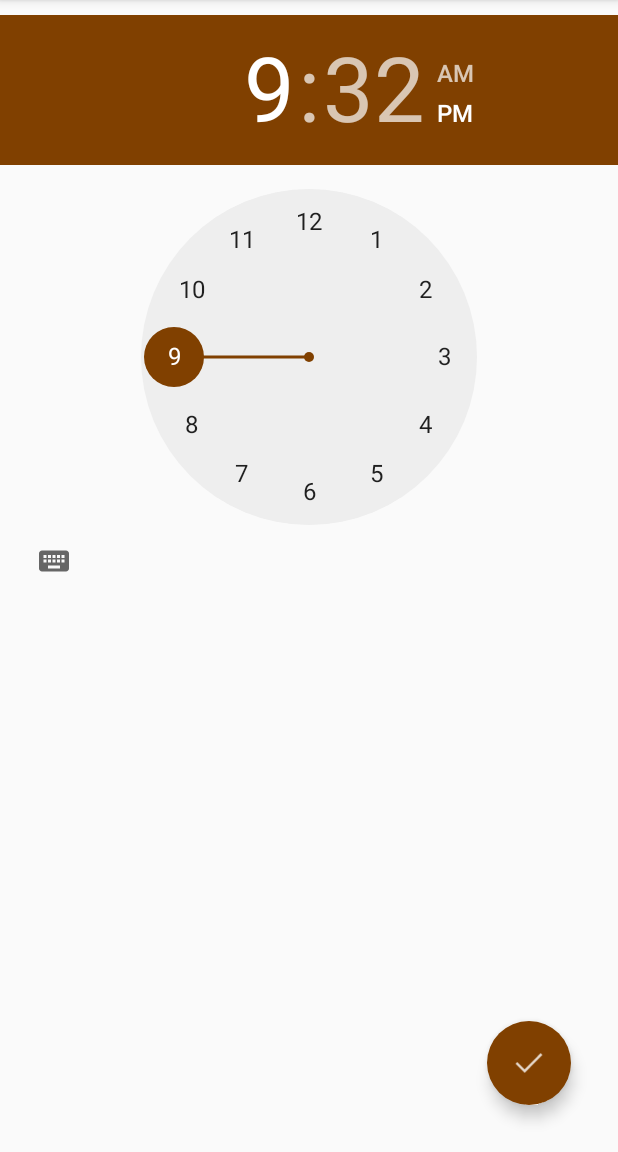
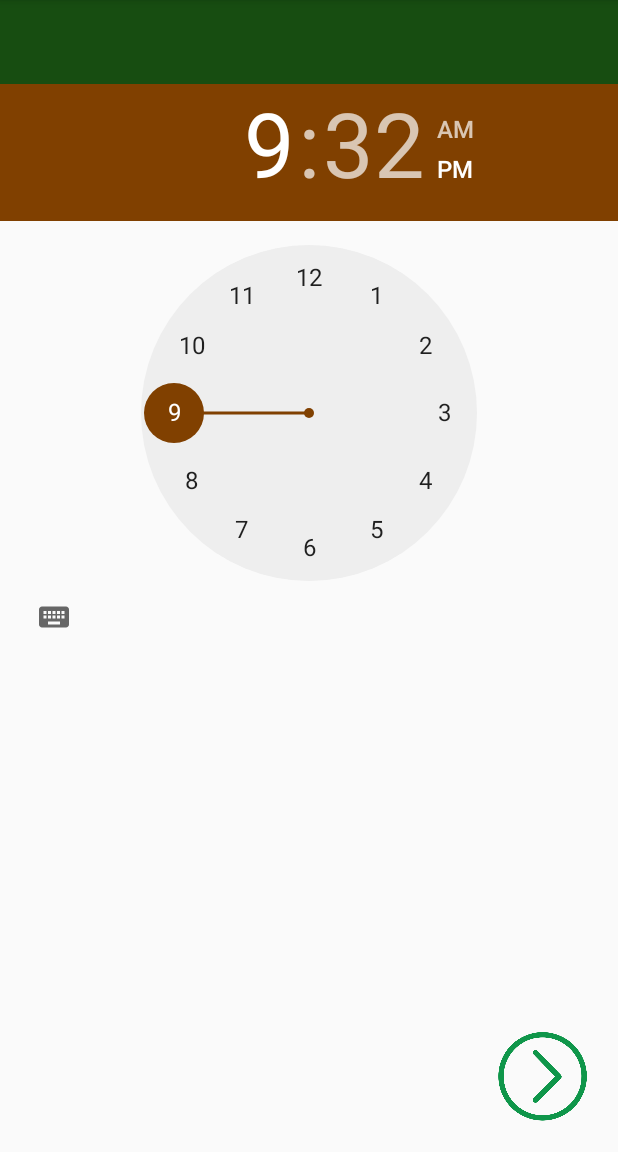
Before and after one commit to JHeredia98/TutoAppStudents, an Android app: the fragment TutorShipTime shown on its own in the app's theme, on a phone screen of 412 x 824 dp, the part 84-1236 px from its top. Run offline under Robolectric (Android 15) with nearby library versions, the light colour scheme and no system bars; our stand-ins replace CircleImageView.

```diff
--- a/app/src/main/java/tutoapp/com/tutoappstudent/ActivityClassRequest.java
+++ b/app/src/main/java/tutoapp/com/tutoappstudent/ActivityClassRequest.java
@@ -37,6 +37,7 @@ import tutoapp.com.tutoappstudent.Class.Materias;
 import tutoapp.com.tutoappstudent.Class.Tema;
 import tutoapp.com.tutoappstudent.Class.Temas;
 import tutoapp.com.tutoappstudent.FragmentsTutorequest.TutorShipSetUp;
+
 
 public class ActivityClassRequest extends AppCompatActivity {
 
--- a/app/src/main/java/tutoapp/com/tutoappstudent/FragmentsTutorequest/TutorShipDate.java
+++ b/app/src/main/java/tutoapp/com/tutoappstudent/FragmentsTutorequest/TutorShipDate.java
@@ -10,6 +10,7 @@ import android.view.LayoutInflater;
 import android.view.View;
 import android.view.ViewGroup;
 
+import de.hdodenhof.circleimageview.CircleImageView;
 import tutoapp.com.tutoappstudent.R;
 
 /**
@@ -64,7 +65,7 @@ public class TutorShipDate extends Fragment {
                              Bundle savedInstanceState) {
         // Inflate the layout for this fragment
         View rootView= inflater.inflate(R.layout.fragment_tutor_ship_date, container, false);
-        FloatingActionButton fabNext=(FloatingActionButton) rootView.findViewById(R.id.button_addc);
+        CircleImageView fabNext=(CircleImageView) rootView.findViewById(R.id.button_addc);
         fabNext.setOnClickListener(new View.OnClickListener() {
             @Override
             public void onClick(View view) {
--- a/app/src/main/java/tutoapp/com/tutoappstudent/FragmentsTutorequest/TutorShipTime.java
+++ b/app/src/main/java/tutoapp/com/tutoappstudent/FragmentsTutorequest/TutorShipTime.java
@@ -12,6 +12,7 @@ import android.view.LayoutInflater;
 import android.view.View;
 import android.view.ViewGroup;
 
+import de.hdodenhof.circleimageview.CircleImageView;
 import tutoapp.com.tutoappstudent.R;
 
 
@@ -71,7 +72,7 @@ public class TutorShipTime extends Fragment {
                              Bundle savedInstanceState) {
         // Inflate the layout for this fragment
         View rootView= inflater.inflate(R.layout.fragment_tutor_ship_time, container, false);
-        FloatingActionButton fabNext=(FloatingActionButton) rootView.findViewById(R.id.button_addc);
+        CircleImageView fabNext=(CircleImageView) rootView.findViewById(R.id.button_addc);
         fabNext.setOnClickListener(new View.OnClickListener() {
             @Override
             public void onClick(View view) {
--- a/app/src/main/res/layout/fragment_tutor_ship_time.xml
+++ b/app/src/main/res/layout/fragment_tutor_ship_time.xml
@@ -9,23 +9,35 @@
     <!-- TODO: Update blank fragment layout -->
     <TimePicker
         android:id="@+id/timepicker"
-        android:layout_width="wrap_content"
+        android:layout_width="match_parent"
         android:layout_height="wrap_content"
-        android:layout_marginTop="10dp"
         android:layout_alignParentStart="true"
-        android:layout_alignParentTop="true"></TimePicker>
+        android:layout_alignParentTop="true"
+        android:layout_marginTop="47dp"></TimePicker>
 
-    <android.support.design.widget.FloatingActionButton
+    <de.hdodenhof.circleimageview.CircleImageView
+
         android:id="@+id/button_addc"
-        android:layout_width="120dp"
-        android:layout_height="120dp"
+        android:layout_width="80dp"
+        android:layout_height="80dp"
+        android:src="@drawable/next_step"
+
         android:layout_alignParentBottom="true"
-        android:src="@drawable/ic_action_accept"
         android:layout_alignParentEnd="true"
         android:layout_gravity="bottom|end"
-        android:layout_marginBottom="31dp"
-        android:layout_marginEnd="31dp"
-        app:borderWidth="0dp"
-        app:elevation="6dp"
-        app:pressedTranslationZ="12dp" />
+        android:layout_marginBottom="10dp"
+        android:layout_marginEnd="10dp"
+
+         />
+
+    <android.support.v7.widget.Toolbar
+        android:id="@+id/toolbar2"
+        android:layout_width="match_parent"
+        android:layout_height="wrap_content"
+        android:layout_alignParentStart="true"
+        android:layout_alignParentTop="true"
+        android:background="?attr/colorPrimary"
+        android:minHeight="?attr/actionBarSize"
+        android:theme="?attr/actionBarTheme" />
+
 </RelativeLayout>
--- a/app/src/main/res/values/colors.xml
+++ b/app/src/main/res/values/colors.xml
@@ -3,5 +3,5 @@
     <color name="colorPrimary">#174d11</color>
     <color name="colorPrimaryDark">#23701f</color>
     <color name="colorAccent">#804000</color>
-    <color name="colorNavi">#be844c</color>
+    <color name="colorNavi">#174d11</color>
 </resources>
```
Also changed, not shown: app/src/main/java/tutoapp/com/tutoappstudent/Fragments/TutosNotCompleted.java (+9 -25 lines), app/src/main/java/tutoapp/com/tutoappstudent/FragmentsTutorequest/TutorShipLocation.java (+13 -0 lines), app/src/main/java/tutoapp/com/tutoappstudent/FragmentsTutorequest/TutorShipSetUp.java (+2 -9 lines), app/src/main/res/layout/activity_home.xml (+4 -3 lines), app/src/main/res/layout/activity_tutor_ship_location.xml (+35 -6 lines), app/src/main/res/layout/fragment_tutor_ship_date.xml (+13 -12 lines), app/src/main/res/layout/fragment_tutor_ship_set_up.xml (+12 -17 lines), app/src/main/res/layout/fragment_tutos_not_completed.xml (+17 -26 lines), app/src/main/res/drawable-xhdpi/circle_plus_green.png (added), app/src/main/res/drawable-xhdpi/next_step.png (added), app/src/main/res/drawable-xhdpi/pencil.png (added).
